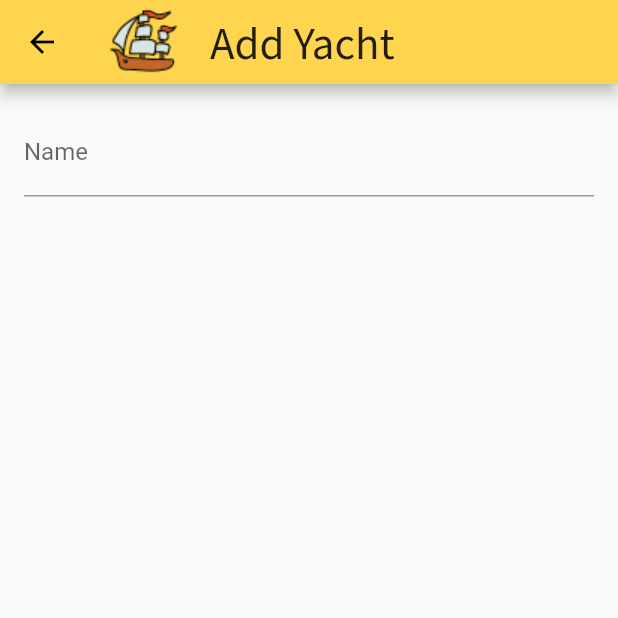
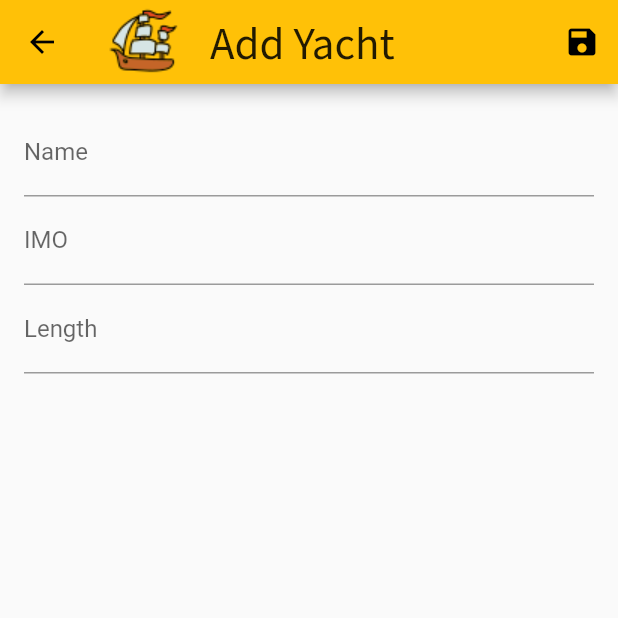
Before and after one commit to RobBebb/yacht_hive, a Flutter app: the screen it shows after launch, after a tap on the "add" icon, on a phone screen of 412 x 824 dp, the top half of it. Run offline on Flutter 3.47's test engine with Material 2 defaults, Android fonts, the phone set to English and light mode, and no system bars; our stand-ins replace sqflite; accounts and stored records are empty.

Commit message:
Getting there edit and delete still not finished.

```diff
--- a/lib/main.dart
+++ b/lib/main.dart
@@ -18,7 +18,7 @@ class MyApp extends StatelessWidget {
         theme: ThemeData(
           primarySwatch: Colors.amber,
           primaryColorLight: Colors.amber[100],
-          primaryColorDark: Colors.amber[300],
+          primaryColorDark: Colors.amber[700],
           accentColor: Colors.lightGreenAccent,
           fontFamily: 'SourceSansPro',
           textTheme: ThemeData.light().textTheme.copyWith(
--- a/lib/yachts/infrastructure/yacht_repository_in_memory.dart
+++ b/lib/yachts/infrastructure/yacht_repository_in_memory.dart
@@ -11,54 +11,54 @@ class YachtRepositoryInline implements YachtRepository {
       imo: 1009833,
       length: 88.5,
     ),
-    Yacht(
-      id: 2,
-      name: 'Diamond',
-      imo: 7654321,
-      length: 65,
-    ),
-    Yacht(
-      id: 3,
-      name: 'La Familia',
-      imo: 1012660,
-      length: 55,
-    ),
-    Yacht(
-      id: 4,
-      name: 'Lady Lara',
-      imo: 1012311,
-      length: 91,
-    ),
-    Yacht(
-      id: 5,
-      name: 'Griff',
-      imo: 9033880,
-      length: 42,
-    ),
-    Yacht(
-      id: 6,
-      name: 'Her Honor',
-      imo: 8992039,
-      length: 44.85,
-    ),
-    Yacht(
-      id: 7,
-      name: 'Serenity J',
-      imo: 1012385,
-      length: 55,
-    ),
-    Yacht(
-      id: 8,
-      name: 'Skat',
-      imo: 1007287,
-      length: 70.7,
-    ),
-    Yacht(
-      id: 8,
-      name: 'SYZYGY 818',
-      imo: 9798258,
-      length: 77.25,
-    ),
+    // Yacht(
+    //   id: 2,
+    //   name: 'Diamond',
+    //   imo: 7654321,
+    //   length: 65,
+    // ),
+    // Yacht(
+    //   id: 3,
+    //   name: 'La Familia',
+    //   imo: 1012660,
+    //   length: 55,
+    // ),
+    // Yacht(
+    //   id: 4,
+    //   name: 'Lady Lara',
+    //   imo: 1012311,
+    //   length: 91,
+    // ),
+    // Yacht(
+    //   id: 5,
+    //   name: 'Griff',
+    //   imo: 9033880,
+    //   length: 42,
+    // ),
+    // Yacht(
+    //   id: 6,
+    //   name: 'Her Honor',
+    //   imo: 8992039,
+    //   length: 44.85,
+    // ),
+    // Yacht(
+    //   id: 7,
+    //   name: 'Serenity J',
+    //   imo: 1012385,
+    //   length: 55,
+    // ),
+    // Yacht(
+    //   id: 8,
+    //   name: 'Skat',
+    //   imo: 1007287,
+    //   length: 70.7,
+    // ),
+    // Yacht(
+    //   id: 8,
+    //   name: 'SYZYGY 818',
+    //   imo: 9798258,
+    //   length: 77.25,
+    // ),
   ];
 
   @override
@@ -66,6 +66,7 @@ class YachtRepositoryInline implements YachtRepository {
     return Future.delayed(
       Duration(seconds: 1),
       () {
+        print('RobBebb selectYachts');
         return _yachts;
       },
     );
@@ -78,7 +79,7 @@ class YachtRepositoryInline implements YachtRepository {
         final random = Random();
         var newId = random.nextInt(1000);
         // make sure the id is unique
-        while (_yachts.indexWhere((yacht) => yacht.id == newId) != null) {
+        while (_yachts.indexWhere((existingYacht) => existingYacht.id == newId) != -1) {
           newId = random.nextInt(1000);
         }
         var newYacht = Yacht(
@@ -87,6 +88,7 @@ class YachtRepositoryInline implements YachtRepository {
           imo: yacht.imo,
           length: yacht.length,
         );
+        print('RobBebb insertYacht. Name: ${newYacht.name}');
         _yachts.add(newYacht);
         return newYacht;
       },
--- a/lib/yachts/presentation/screens/edit_yacht_screen.dart
+++ b/lib/yachts/presentation/screens/edit_yacht_screen.dart
@@ -1,6 +1,8 @@
 import 'package:flutter/material.dart';
+import 'package:provider/provider.dart';
 
 import '../../domain/yacht.dart';
+import '../../application/yachts.dart';
 
 class EditYachtScreen extends StatefulWidget {
   static const routeName = 'edityachtscreen';
@@ -12,6 +14,7 @@ class _EditYachtScreenState extends State<EditYachtScreen> {
   final _form = GlobalKey<FormState>();
 
   var _imoFocusNode = FocusNode();
+  var _lengthFocusNode = FocusNode();
 
   var _initValues = {
     'name': '',
@@ -29,14 +32,26 @@ class _EditYachtScreenState extends State<EditYachtScreen> {
   @override
   void dispose() {
     _imoFocusNode.dispose();
+    _lengthFocusNode.dispose();
     super.dispose();
+  }
+
+  //TODO Working on _saveForm
+  Future<void> _saveForm() async {
+    final isValid = _form.currentState.validate();
+    if (!isValid) {
+      return;
+    }
+    _form.currentState.save();
+    await Provider.of<Yachts>(context, listen: false).addYacht(_editedYacht);
+    Navigator.of(context).pop();
   }
 
   @override
   Widget build(BuildContext context) {
     return Scaffold(
       appBar: AppBar(
-        backgroundColor: Theme.of(context).primaryColorDark,
+        backgroundColor: Theme.of(context).primaryColor,
         title: Row(
           children: <Widget>[
             Image.asset('assets/images/historic-ship-48.png'),
@@ -50,6 +65,12 @@ class _EditYachtScreenState extends State<EditYachtScreen> {
             ),
           ],
         ),
+        actions: <Widget>[
+          IconButton(
+            icon: Icon(Icons.save),
+            onPressed: _saveForm,
+          ),
+        ],
       ),
       body: Padding(
         padding: EdgeInsets.all(16),
@@ -79,6 +100,66 @@ class _EditYachtScreenState extends State<EditYachtScreen> {
                   );
                 },
               ),
+              TextFormField(
+                initialValue: _initValues['imo'],
+                decoration: InputDecoration(labelText: 'IMO'),
+                textInputAction: TextInputAction.next,
+                keyboardType: TextInputType.number,
+                focusNode: _imoFocusNode,
+                onFieldSubmitted: (_) {
+                  FocusScope.of(context).requestFocus(_lengthFocusNode);
+                },
+                validator: (value) {
+                  if (value.isEmpty) {
+                    return 'Please enter a imo.';
+                  }
+                  if (int.tryParse(value) == null) {
+                    return 'Please enter a valid number.';
+                  }
+                  if (int.parse(value) <= 0) {
+                    return ' Please enter a number greater than zero.';
+                  }
+                  return null;
+                },
+                onSaved: (value) {
+                  _editedYacht = Yacht(
+                    id: _editedYacht.id,
+                    name: _editedYacht.name,
+                    imo: int.parse(value),
+                    length: _editedYacht.length,
+                  );
+                },
+              ),
+              TextFormField(
+                initialValue: _initValues['length'],
+                decoration: InputDecoration(labelText: 'Length'),
+                textInputAction: TextInputAction.done,
+                keyboardType: TextInputType.number,
+                focusNode: _lengthFocusNode,
+                onFieldSubmitted: (_) {
+                  _saveForm();
+                },
+                validator: (value) {
+                  if (value.isEmpty) {
+                    return 'Please enter a length.';
+                  }
+                  if (double.tryParse(value) == null) {
+                    return 'Please enter a valid number.';
+                  }
+                  if (double.parse(value) <= 0) {
+                    return ' Please enter a number greater than zero.';
+                  }
+                  return null;
+                },
+                onSaved: (value) {
+                  _editedYacht = Yacht(
+                    id: _editedYacht.id,
+                    name: _editedYacht.name,
+                    imo: _editedYacht.imo,
+                    length: double.parse(value),
+                  );
+                },
+              )
             ],
           ),
         ),
--- a/lib/yachts/presentation/screens/yachts_screen.dart
+++ b/lib/yachts/presentation/screens/yachts_screen.dart
@@ -5,13 +5,30 @@ import '../../application/yachts.dart';
 import '../widgets/yacht_card.dart';
 import './edit_yacht_screen.dart';
 
-class YachtsScreen extends StatelessWidget {
+class YachtsScreen extends StatefulWidget {
   static const routeName = 'yachtscreen';
+
+  @override
+  _YachtsScreenState createState() => _YachtsScreenState();
+}
+
+class _YachtsScreenState extends State<YachtsScreen> {
+  @override
+  void initState() {
+    Provider.of<Yachts>(context, listen: false).fetchAndSetYachts();
+    super.initState();
+  }
+
+  _refreshYachts(BuildContext context) {
+    Provider.of<Yachts>(context, listen: false).yachts;
+
+  }
+
   @override
   Widget build(BuildContext context) {
     return Scaffold(
       appBar: AppBar(
-        backgroundColor: Theme.of(context).primaryColorDark,
+        backgroundColor: Theme.of(context).primaryColor,
         title: Row(
           children: <Widget>[
             Image.asset('assets/images/historic-ship-48.png'),
@@ -35,7 +52,7 @@ class YachtsScreen extends StatelessWidget {
         ],
       ),
       body: FutureBuilder(
-        future: Provider.of<Yachts>(context, listen: false).fetchAndSetYachts(),
+        future: _refreshYachts(context),
         builder: (ctx, dataSnapShot) {
           if (dataSnapShot.connectionState == ConnectionState.waiting) {
             return Center(
--- a/lib/yachts/presentation/widgets/yacht_card.dart
+++ b/lib/yachts/presentation/widgets/yacht_card.dart
@@ -1,6 +1,9 @@
 import 'package:flutter/material.dart';
+import 'package:provider/provider.dart';
 
 import '../../domain/yacht.dart';
+import '../../application/yachts.dart';
+import '../screens/edit_yacht_screen.dart';
 
 class YachtCard extends StatelessWidget {
   final Yacht yacht;
@@ -14,14 +17,56 @@ class YachtCard extends StatelessWidget {
         margin: EdgeInsets.all(5),
         child: Padding(
           padding: const EdgeInsets.all(8.0),
-          child: Column(
+          child: Row(
+            mainAxisAlignment: MainAxisAlignment.spaceBetween,
             children: <Widget>[
-              Text(yacht.name,
-              style: TextStyle(fontSize: 30,),),
-              SizedBox(height: 10,),
-              Text('IMO: ${yacht.imo.toString()}',),
-              SizedBox(height: 10,),
-              Text('Length: ${yacht.length.toString()}',),
+              Column(
+                children: <Widget>[
+                  Text(
+                    yacht.name,
+                    style: TextStyle(
+                      fontSize: 30,
+                    ),
+                  ),
+                  SizedBox(
+                    height: 10,
+                  ),
+                  Text(
+                    'IMO: ${yacht.imo.toString()}',
+                  ),
+                  SizedBox(
+                    height: 10,
+                  ),
+                  Text(
+                    'Length: ${yacht.length.toString()}',
+                  ),
+                ],
+              ),
+              SizedBox(width: 10),
+              Row(
+                children: <Widget>[
+                  IconButton(
+                    icon: Icon(Icons.edit),
+                    onPressed: () {
+                      Navigator.of(context).pushNamed(EditYachtScreen.routeName,
+                          arguments: yacht);
+                    },
+                    color: Theme.of(context).primaryColorDark,
+                  ),
+                  IconButton(
+                    icon: Icon(Icons.delete),
+                    onPressed: () async {
+                      await Provider.of<Yachts>(
+                        context,
+                        listen: false,
+                      ).removeYacht(
+                        yacht.id,
+                      );
+                    },
+                    color: Theme.of(context).errorColor,
+                  )
+                ],
+              )
             ],
           ),
         ),
```
Also changed, not shown: lib/yachts/application/yachts.dart (+7 -1 lines).
